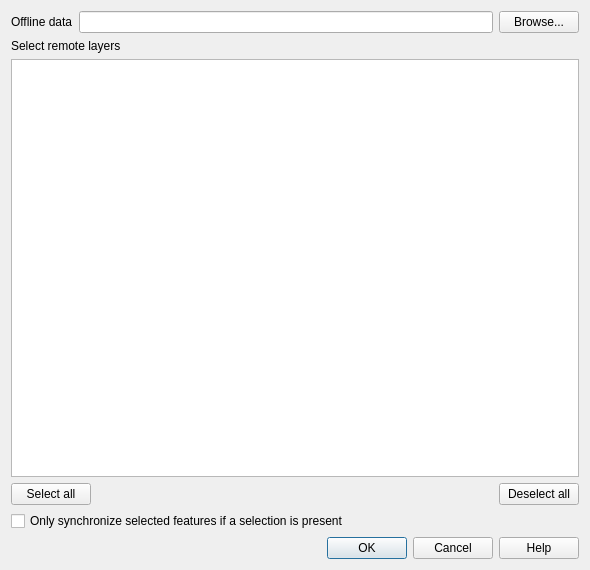
Qt form src/plugins/offline_editing/offline_editing_plugin_guibase.ui (qgis/QGIS) before a commit.
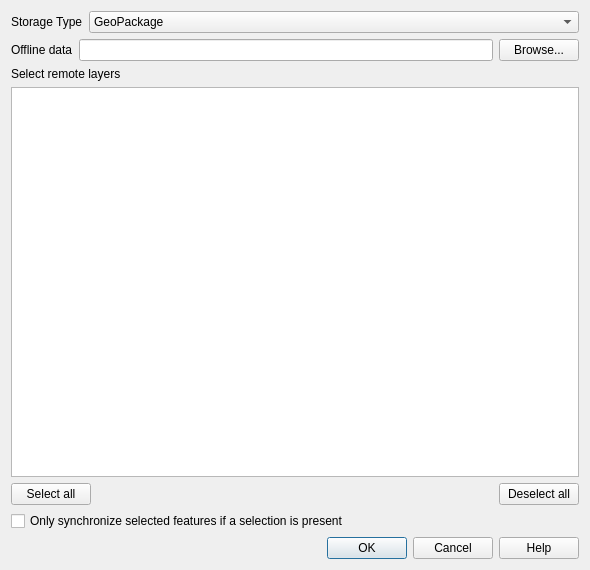
The same form after that commit. Icons and pictures are not drawn. Custom widgets are drawn as their Qt base class.

Commit message:
offline editing gkpg export
export works, problems with log-tables

Diff of the .ui file:
```diff
--- a/src/plugins/offline_editing/offline_editing_plugin_guibase.ui
+++ b/src/plugins/offline_editing/offline_editing_plugin_guibase.ui
@@ -18,6 +18,43 @@
     <normaloff>.</normaloff>.</iconset>
   </property>
   <layout class="QVBoxLayout" name="verticalLayout_2">
+   <item>
+    <layout class="QHBoxLayout" name="horizontalLayout_4">
+     <item>
+      <widget class="QLabel" name="selectDatatypeComboLabel">
+       <property name="maximumSize">
+        <size>
+         <width>16777215</width>
+         <height>16777215</height>
+        </size>
+       </property>
+       <property name="text">
+        <string>Storage Type</string>
+       </property>
+      </widget>
+     </item>
+     <item>
+      <widget class="QComboBox" name="mSelectDatatypeCombo">
+       <property name="sizePolicy">
+        <sizepolicy hsizetype="Expanding" vsizetype="Fixed">
+         <horstretch>0</horstretch>
+         <verstretch>0</verstretch>
+        </sizepolicy>
+       </property>
+       <item>
+        <property name="text">
+         <string>GeoPackage</string>
+        </property>
+       </item>
+       <item>
+        <property name="text">
+         <string>Spatialite</string>
+        </property>
+       </item>
+      </widget>
+     </item>
+    </layout>
+   </item>
    <item>
     <layout class="QHBoxLayout" name="horizontalLayout">
      <item>
```
The commit also changes 5 other files.
